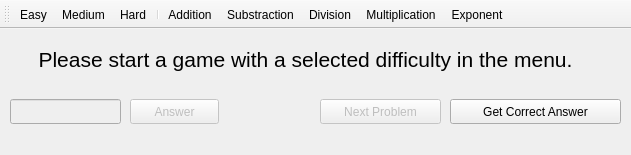
This is Math_Game/mainwindow.ui in JayHacks2017-SC-BI-TD-BQ/Math-Game as Qt 5 draws it before an edit. The edited form follows.
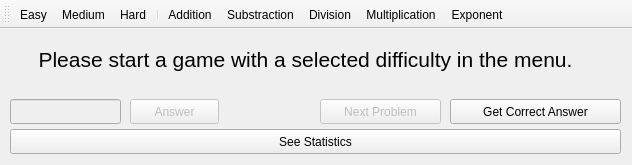
This is the edited form.

Commit message: GitEZPush.sh

```diff
--- a/Math_Game/mainwindow.ui
+++ b/Math_Game/mainwindow.ui
@@ -6,8 +6,8 @@
    <rect>
     <x>0</x>
     <y>0</y>
-    <width>631</width>
-    <height>155</height>
+    <width>632</width>
+    <height>165</height>
    </rect>
   </property>
   <property name="windowTitle">
@@ -109,6 +109,19 @@
      <string>Get Correct Answer</string>
     </property>
    </widget>
+   <widget class="QPushButton" name="btnStatistics">
+    <property name="geometry">
+     <rect>
+      <x>10</x>
+      <y>100</y>
+      <width>611</width>
+      <height>25</height>
+     </rect>
+    </property>
+    <property name="text">
+     <string>See Statistics</string>
+    </property>
+   </widget>
   </widget>
   <widget class="QToolBar" name="toolBar">
    <property name="windowTitle">
```
The commit also changes 8 other files.
